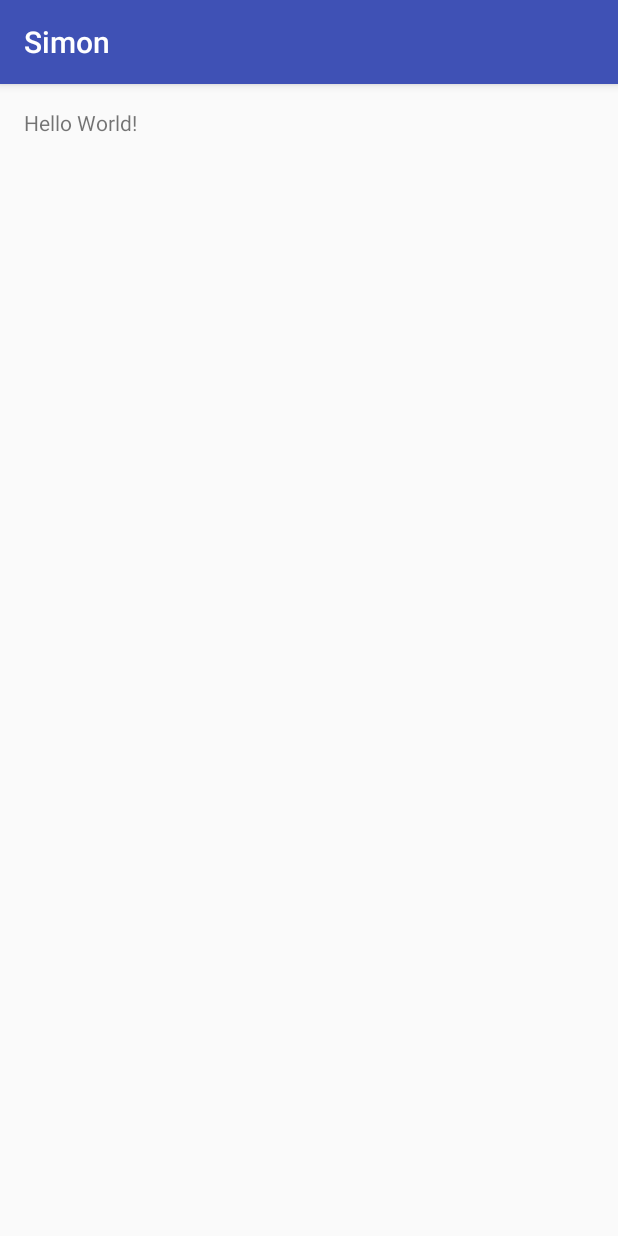
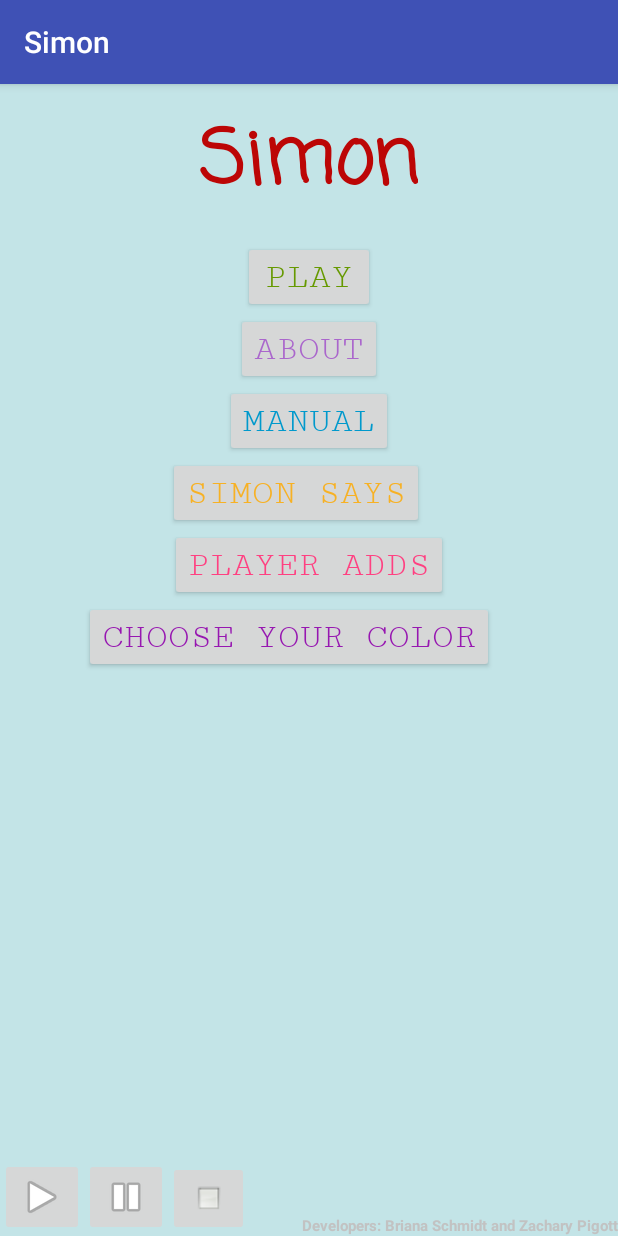
Before and after one commit to briSchm/Simon, an Android app: the screen it shows after launch (MainActivity), on a phone screen of 412 x 824 dp. Run offline under Robolectric (Android 15) with nearby library versions, the phone set to English and light mode, and no system bars.

Commit message:
-Added layouts for each activity -Added buttons -Added drawable -Made all layouts be portrait orientation

```diff
--- /dev/null
+++ b/app/src/main/res/layout-port/about.xml
@@ -0,0 +1,6 @@
+<?xml version="1.0" encoding="utf-8"?>
+<LinearLayout xmlns:android="http://schemas.android.com/apk/res/android"
+    android:orientation="vertical" android:layout_width="match_parent"
+    android:layout_height="match_parent">
+
+</LinearLayout>
--- /dev/null
+++ b/app/src/main/res/layout-port/activity_main.xml
@@ -0,0 +1,133 @@
+<?xml version="1.0" encoding="utf-8"?>
+<RelativeLayout xmlns:android="http://schemas.android.com/apk/res/android"
+    xmlns:app="http://schemas.android.com/apk/res-auto"
+    xmlns:tools="http://schemas.android.com/tools"
+    android:orientation="vertical" android:layout_width="match_parent"
+    android:layout_height="match_parent"
+    android:background="@color/sea">
+
+    <TextView
+        android:text="Simon"
+        android:layout_width="wrap_content"
+        android:layout_height="wrap_content"
+        android:layout_marginTop="14dp"
+        android:id="@+id/simonTV"
+        android:fontFamily="casual"
+        android:textSize="50sp"
+        android:textColor="@color/dark_red"
+        android:textAllCaps="false"
+        android:textStyle="normal|bold"
+        android:layout_alignParentTop="true"
+        android:layout_centerHorizontal="true" />
+
+    <ImageButton
+        android:layout_width="wrap_content"
+        android:layout_height="wrap_content"
+        app:srcCompat="@android:drawable/ic_media_play"
+        android:layout_alignParentBottom="true"
+        android:layout_alignParentLeft="true"
+        android:layout_alignParentStart="true"
+        android:id="@+id/play_imageButton" />
+
+    <ImageButton
+        android:layout_width="wrap_content"
+        android:layout_height="wrap_content"
+        app:srcCompat="@android:drawable/ic_media_pause"
+        android:id="@+id/pause_imageButton"
+        android:layout_alignParentBottom="true"
+        android:layout_toRightOf="@+id/play_imageButton"
+        android:layout_toEndOf="@+id/play_imageButton" />
+
+    <ImageButton
+        android:layout_width="wrap_content"
+        android:layout_height="wrap_content"
+        app:srcCompat="@drawable/stop"
+        android:layout_alignParentBottom="true"
+        android:layout_toRightOf="@+id/pause_imageButton"
+        android:layout_toEndOf="@+id/pause_imageButton"
+        android:id="@+id/stop_imageButton" />
+
+    <TextView
+        android:text="Developers: Briana Schmidt and Zachary Pigott"
+        android:layout_width="wrap_content"
+        android:layout_height="wrap_content"
+        android:id="@+id/names"
+        android:textSize="10sp"
+        android:layout_alignParentBottom="true"
+        android:layout_alignParentRight="true"
+        android:layout_alignParentEnd="true"
+        android:textColor="@color/gray"
+        android:textStyle="normal|bold"
+        android:textAllCaps="false" />
+
+    <Button
+        android:text="play"
+        android:layout_width="wrap_content"
+        android:layout_height="wrap_content"
+        android:id="@+id/play"
+        android:elevation="0dp"
+        android:fontFamily="serif-monospace"
+        android:textSize="24sp"
+        android:textColor="@android:color/holo_green_dark"
+        android:layout_marginTop="14dp"
+        android:layout_below="@+id/simonTV"
+        android:layout_centerHorizontal="true" />
+
+    <Button
+        android:text="Simon says"
+        android:layout_width="wrap_content"
+        android:layout_height="wrap_content"
+        android:id="@+id/version1"
+        android:fontFamily="serif-monospace"
+        android:textSize="24sp"
+        android:textColor="#f7b124"
+        android:layout_below="@+id/info"
+        android:layout_toRightOf="@+id/pause_imageButton"
+        android:layout_toEndOf="@+id/pause_imageButton" />
+
+    <Button
+        android:text="manual"
+        android:layout_width="wrap_content"
+        android:layout_height="wrap_content"
+        android:id="@+id/info"
+        android:fontFamily="serif-monospace"
+        android:textSize="24sp"
+        android:textColor="@android:color/holo_blue_dark"
+        android:layout_below="@+id/copyright"
+        android:layout_centerHorizontal="true" />
+
+    <Button
+        android:text="about"
+        android:layout_width="wrap_content"
+        android:layout_height="wrap_content"
+        android:id="@+id/copyright"
+        android:fontFamily="serif-monospace"
+        android:textSize="24sp"
+        android:textColor="@android:color/holo_purple"
+        style="@style/Widget.AppCompat.Button"
+        android:layout_below="@+id/play"
+        android:layout_centerHorizontal="true" />
+
+    <Button
+        android:text="player adds"
+        android:layout_width="wrap_content"
+        android:layout_height="wrap_content"
+        android:id="@+id/version2"
+        android:fontFamily="serif-monospace"
+        android:textSize="24sp"
+        android:textColor="@color/colorAccent"
+        android:layout_below="@+id/version1"
+        android:layout_centerHorizontal="true" />
+
+    <Button
+        android:text="choose your color"
+        android:layout_width="wrap_content"
+        android:layout_height="wrap_content"
+        android:id="@+id/version3"
+        android:textSize="24sp"
+        android:fontFamily="serif-monospace"
+        android:textColor="@color/darkpurple"
+        android:layout_below="@+id/version2"
+        android:layout_toRightOf="@+id/play_imageButton"
+        android:layout_toEndOf="@+id/play_imageButton" />
+</RelativeLayout>
--- a/app/src/main/res/layout/activity_main.xml
+++ /dev/null
@@ -1,17 +0,0 @@
-<?xml version="1.0" encoding="utf-8"?>
-<RelativeLayout xmlns:android="http://schemas.android.com/apk/res/android"
-    xmlns:tools="http://schemas.android.com/tools"
-    android:id="@+id/activity_main"
-    android:layout_width="match_parent"
-    android:layout_height="match_parent"
-    android:paddingBottom="@dimen/activity_vertical_margin"
-    android:paddingLeft="@dimen/activity_horizontal_margin"
-    android:paddingRight="@dimen/activity_horizontal_margin"
-    android:paddingTop="@dimen/activity_vertical_margin"
-    tools:context="team7.simon.MainActivity">
-
-    <TextView
-        android:layout_width="wrap_content"
-        android:layout_height="wrap_content"
-        android:text="Hello World!" />
-</RelativeLayout>
--- a/app/src/main/res/values/colors.xml
+++ b/app/src/main/res/values/colors.xml
@@ -2,5 +2,13 @@
 <resources>
     <color name="colorPrimary">#3F51B5</color>
     <color name="colorPrimaryDark">#303F9F</color>
-    <color name="colorAccent">#FF4081</color>
+    <color name="colorAccent">#ff4081</color>
+    <color name="dark_red">#bc0606</color>
+    <color name="yellow">#ffd500</color>
+    <color name="sea">#c3e4e7</color>
+    <color name="darkpurple">#9717b1</color>
+    <color name="green">#287113</color>
+    <color name="red">#d60a0a</color>
+    <color name="blue">#3926c4</color>
+    <color name="gray">#c2c2c2</color>
 </resources>
```
Also changed, not shown: app/src/main/res/layout-port/choose_color.xml (added, +90 -0 lines), app/src/main/res/layout-port/player_adds.xml (added, +90 -0 lines), app/src/main/res/layout-port/simon.xml (added, +89 -0 lines), app/src/main/res/layout-port/simon_says.xml (added, +90 -0 lines), app/src/main/res/drawable/stop.png (added).
